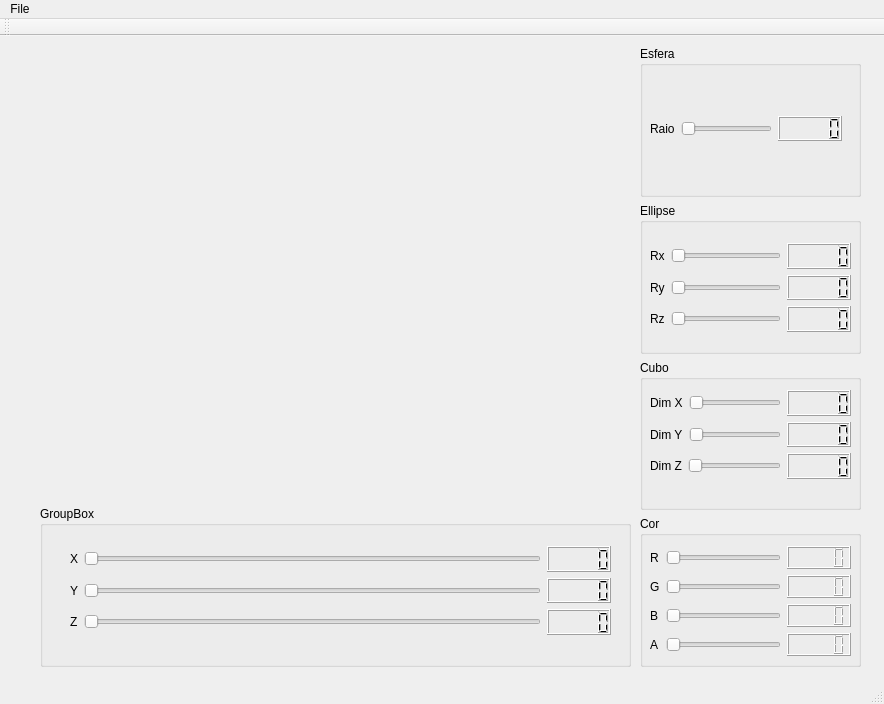
jpfcabral/app_off_sculptor, file mainwindow.ui: the form before one commit.
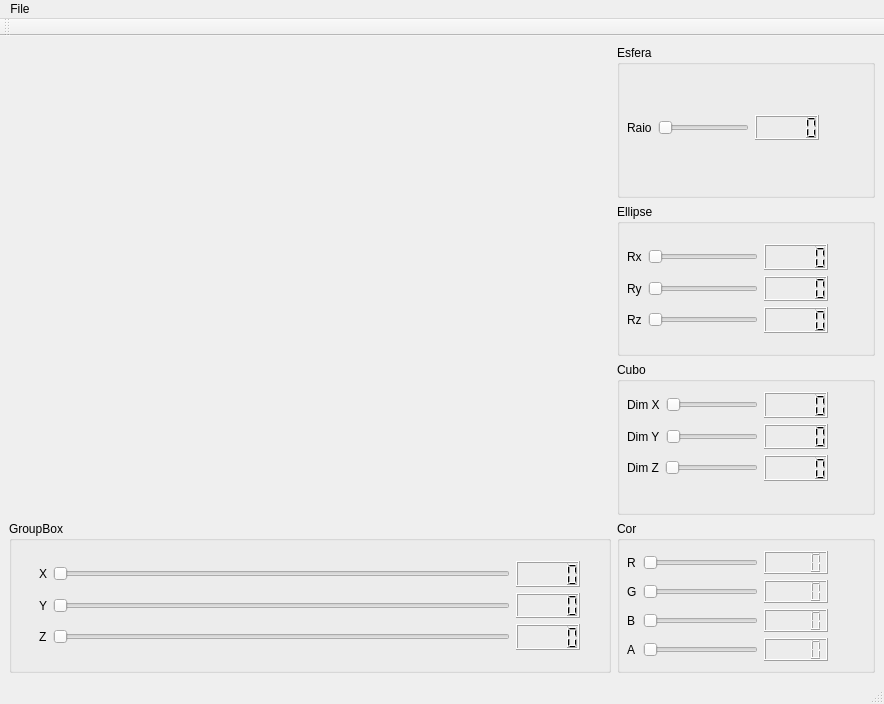
The form after the commit.

Commit message: layout stretch ajust

The edit to the form file:
```diff
--- a/mainwindow.ui
+++ b/mainwindow.ui
@@ -14,15 +14,16 @@
    <string>MainWindow</string>
   </property>
   <widget class="QWidget" name="centralwidget">
+   <layout class="QGridLayout" name="gridLayout_2">
+    <item row="0" column="0">
+     <layout class="QHBoxLayout" name="horizontalLayout_5" stretch="70,30">
+      <item>
+       <layout class="QVBoxLayout" name="verticalLayout_5" stretch="77,25">
+        <item>
+         <widget class="QWidget" name="widget" native="true"/>
+        </item>
+        <item>
    <widget class="QGroupBox" name="groupBox">
-    <property name="geometry">
-     <rect>
-      <x>40</x>
-      <y>470</y>
-      <width>591</width>
-      <height>161</height>
-     </rect>
-    </property>
     <property name="title">
      <string>GroupBox</string>
     </property>
@@ -102,25 +103,10 @@
      </layout>
     </widget>
    </widget>
-   <widget class="QWidget" name="widget" native="true">
-    <property name="geometry">
-     <rect>
-      <x>10</x>
-      <y>10</y>
-      <width>611</width>
-      <height>461</height>
-     </rect>
-    </property>
-   </widget>
-   <widget class="QWidget" name="">
-    <property name="geometry">
-     <rect>
-      <x>640</x>
-      <y>10</y>
-      <width>221</width>
-      <height>621</height>
-     </rect>
-    </property>
+        </item>
+       </layout>
+      </item>
+      <item>
     <layout class="QVBoxLayout" name="verticalLayout_2">
      <item>
       <widget class="QGroupBox" name="SphereBox">
@@ -410,7 +396,10 @@
       </widget>
      </item>
     </layout>
-   </widget>
+      </item>
+     </layout>
+    </item>
+   </layout>
   </widget>
   <widget class="QMenuBar" name="menubar">
    <property name="geometry">
```
Lines whose indentation alone changed are shown as unchanged.
